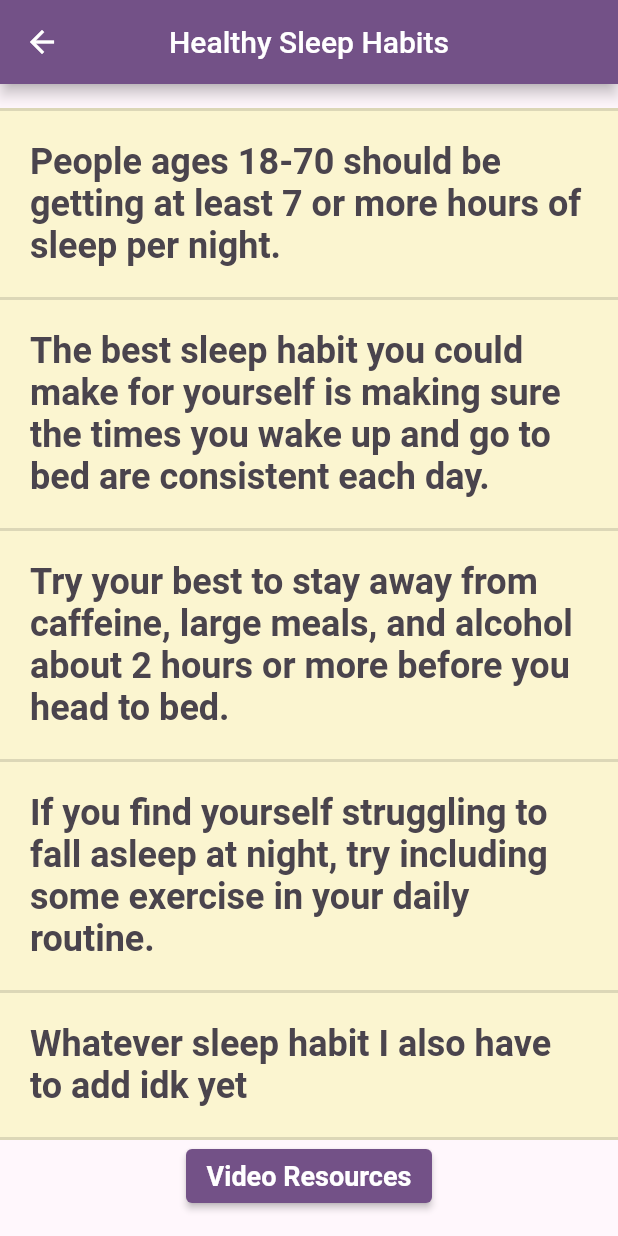
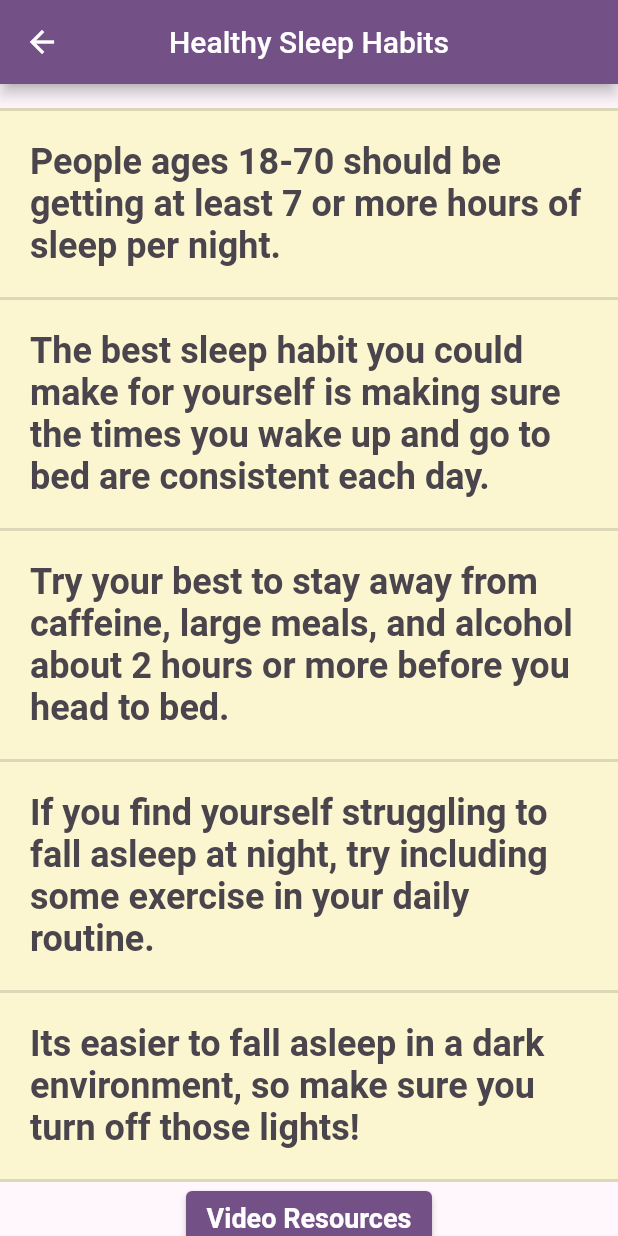
Before and after one commit to jakelang01/SweetDreams, a Flutter app: the HealthyHabits screen opened directly, on a phone screen of 412 x 824 dp. Run offline on Flutter 3.47's test engine with Material 2 defaults, Android fonts, the phone set to English and light mode, and no system bars; our stand-ins replace cloud_firestore, firebase_core, flutter_rating_bar, shared_preferences, youtube_player_flutter; accounts and stored records are empty.

Commit message:
Added the last healthy habit

```diff
--- a/lib/dreams/views/dreams_healthy_habits.dart
+++ b/lib/dreams/views/dreams_healthy_habits.dart
@@ -114,7 +114,7 @@ class _HealthyHabitsPageState extends State<HealthyHabits> {
                ),
                padding: EdgeInsets.fromLTRB(20, 20, 20, 20),
                child: Text(
-                 'Whatever sleep habit I also have to add idk yet',
+                 'Its easier to fall asleep in a dark environment, so make sure you turn off those lights!',
                     style: Theme.of(context).textTheme.headline4,
                     //maxLines: 3,
                ),
```
